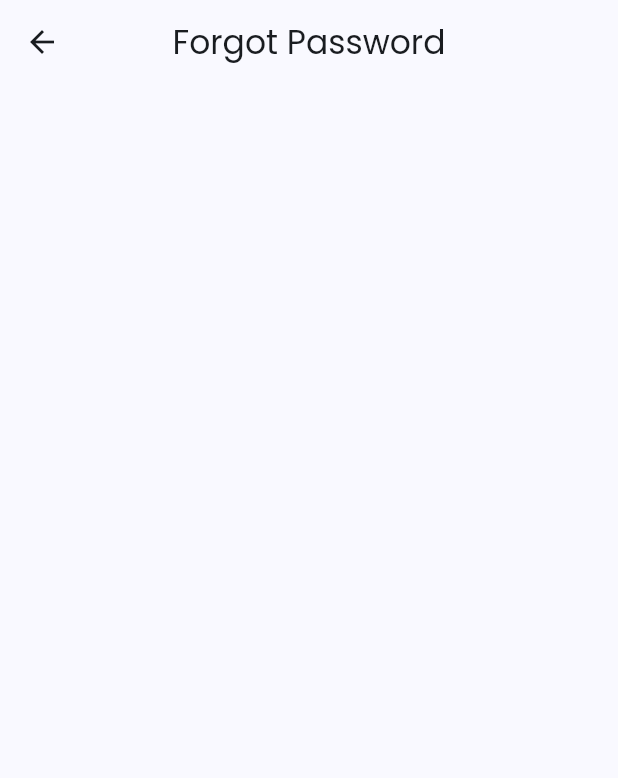
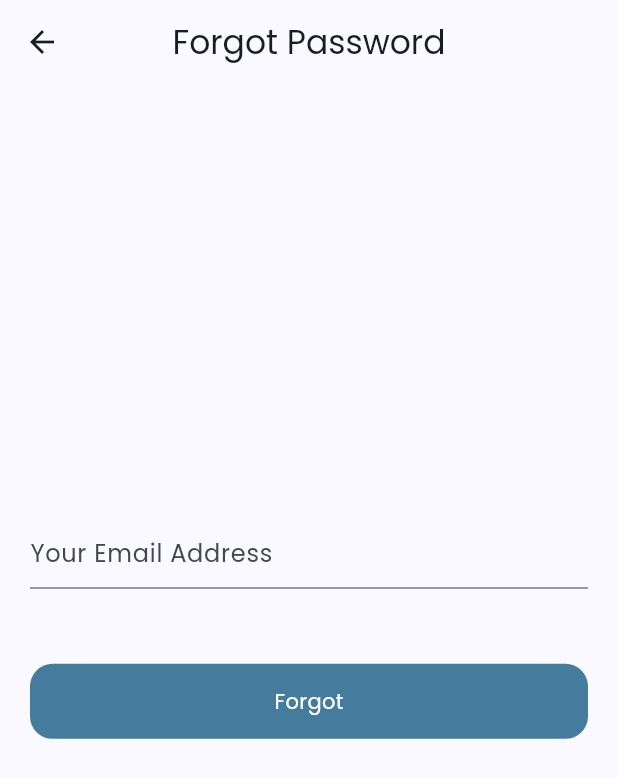
Before and after one commit to Abdullah-319/fire_app, a Flutter app: the ForgotPasswordScreen screen opened directly, on a phone screen of 412 x 824 dp. Shown: the top 778 px of the screen. Run offline on Flutter 3.47's test engine with Material 3 defaults, Android fonts, the phone set to English and light mode, and no system bars; our stand-ins replace cloud_firestore, firebase_auth, firebase_core, firebase_database, firebase_storage, fluttertoast and 4 more; accounts and stored records are empty.

Commit message:
forgot password screen

```diff
--- a/lib/ui/auth/forgot_password.dart
+++ b/lib/ui/auth/forgot_password.dart
@@ -1,3 +1,6 @@
+import 'package:fire_app/utils/utils.dart';
+import 'package:fire_app/widgets/round_button.dart';
+import 'package:firebase_auth/firebase_auth.dart';
 import 'package:flutter/material.dart';
 
 class ForgotPasswordScreen extends StatefulWidget {
@@ -8,6 +11,13 @@ class ForgotPasswordScreen extends StatefulWidget {
 }
 
 class _ForgotPasswordScreenState extends State<ForgotPasswordScreen> {
+  bool loading = false;
+
+  final auth = FirebaseAuth.instance;
+
+  final forgotPassController = TextEditingController();
+  final forgotPassKey = GlobalKey<FormState>();
+
   @override
   Widget build(BuildContext context) {
     return Scaffold(
@@ -15,6 +25,71 @@ class _ForgotPasswordScreenState extends State<ForgotPasswordScreen> {
         centerTitle: true,
         title: const Text('Forgot Password'),
       ),
+      body: SingleChildScrollView(
+        child: Padding(
+          padding: const EdgeInsets.symmetric(horizontal: 20.0),
+          child: SizedBox(
+            height: MediaQuery.of(context).size.height * 0.88,
+            width: MediaQuery.of(context).size.width,
+            child: Column(
+              mainAxisAlignment: MainAxisAlignment.center,
+              children: [
+                TextFormField(
+                  key: forgotPassKey,
+                  controller: forgotPassController,
+                  validator: (value) {
+                    if (value!.trim().isEmpty) {
+                      return "Enter your emal addreess";
+                    }
+                    return null;
+                  },
+                  decoration: const InputDecoration(
+                    hintText: "Your Email Address",
+                  ),
+                ),
+                const SizedBox(height: 50),
+                RoundButton(
+                  title: "Forgot",
+                  loading: loading,
+                  onTap: () {
+                    sendVerificationEmail(forgotPassController.text.toString());
+                  },
+                ),
+              ],
+            ),
+          ),
+        ),
+      ),
     );
   }
+
+  void sendVerificationEmail(String email) {
+    if (forgotPassController.text.trim().isNotEmpty) {
+      setState(() {
+        loading = true;
+      });
+      auth.sendPasswordResetEmail(email: email).then((value) {
+        Utils().showMessage(
+            context,
+            "We've sent you email to recover password, please check your inbox",
+            Theme.of(context).colorScheme.secondary);
+        setState(() {
+          loading = false;
+        });
+        Navigator.pop(context);
+      }).onError((error, stackTrace) {
+        Utils().showMessage(
+            context, error.toString(), Theme.of(context).colorScheme.error);
+        setState(() {
+          loading = false;
+        });
+      });
+    } else {
+      Utils().showMessage(context, "Enter your email addrress",
+          Theme.of(context).colorScheme.error);
+      setState(() {
+        loading = false;
+      });
+    }
+  }
 }
```
